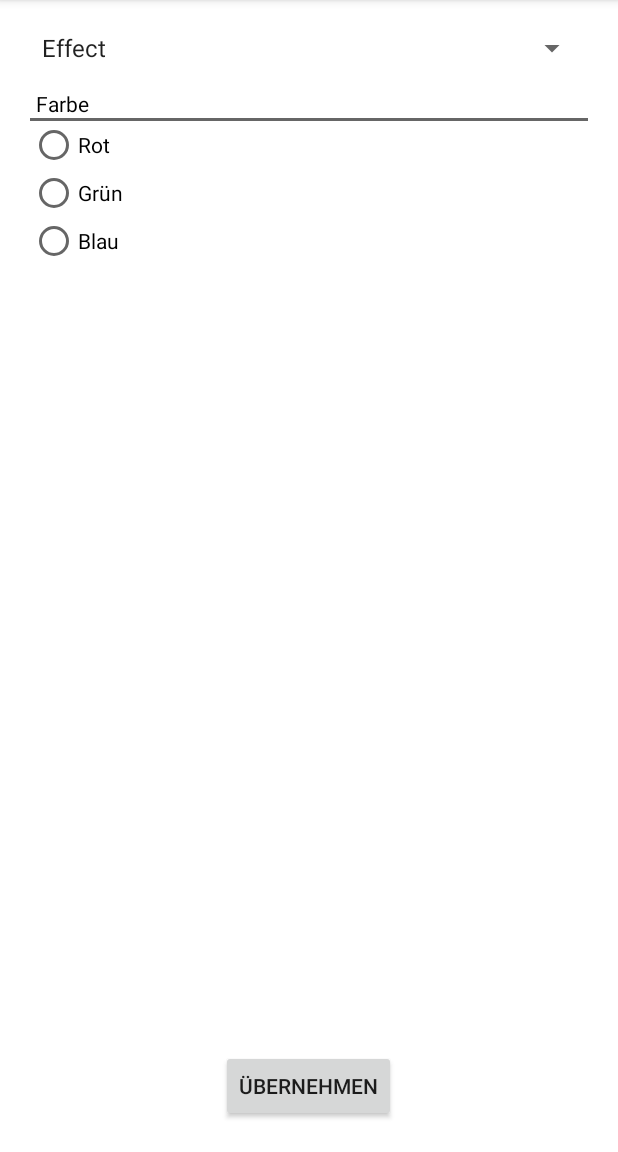
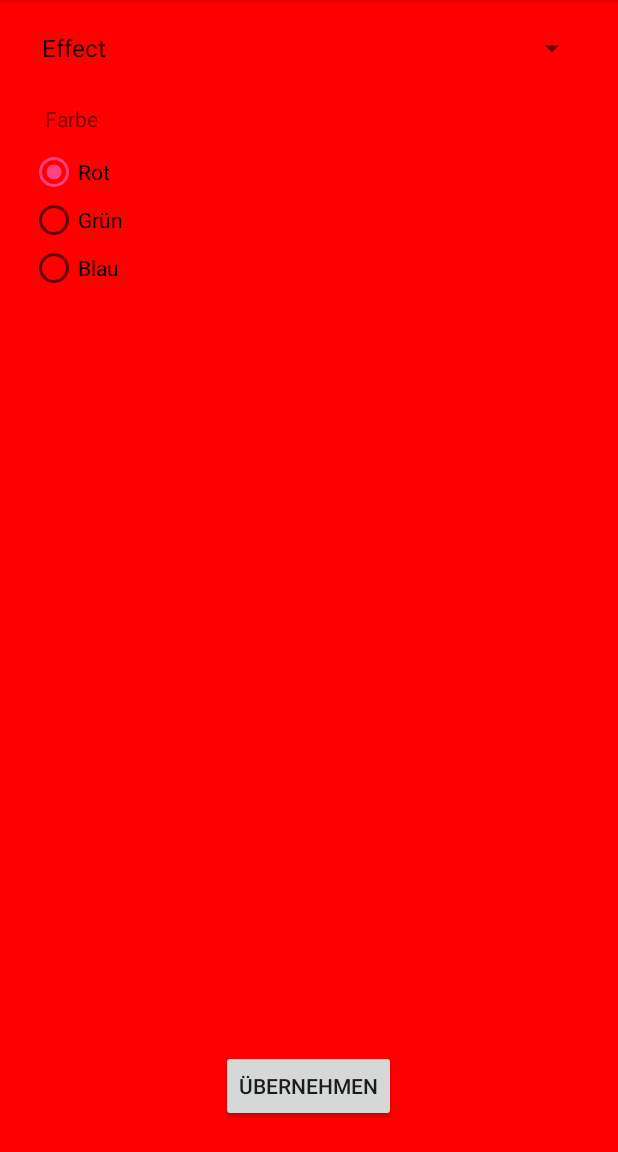
Before and after one commit to Zalia/Pacemaker, an Android app: the screen it shows after launch (MainActivity), on a phone screen of 412 x 824 dp, the part 84-1236 px from its top. Run offline under Robolectric (Android 15) with nearby library versions, the phone set to English and light mode, and no system bars.

Commit message:
completely reprogrammed GUI framework to now use fragments effect fullrainbow and colorpicker mode now all produce config strings and include all options (except for split) - no bluetooth yet.

```diff
--- a/app/build.gradle
+++ b/app/build.gradle
@@ -26,5 +26,5 @@ dependencies {
     })
     compile 'com.android.support:appcompat-v7:24.2.1'
     testCompile 'junit:junit:4.12'
-    compile 'com.github.QuadFlask:colorpicker:0.0.12'
+    compile 'com.github.QuadFlask:colorpicker:0.0.13'
 }
--- /dev/null
+++ b/app/src/main/java/zalia/pacemaker/EffectMode.java
@@ -0,0 +1,73 @@
+package zalia.pacemaker;
+
+import android.graphics.Color;
+import android.os.Bundle;
+import android.view.LayoutInflater;
+import android.view.View;
+import android.view.ViewGroup;
+import android.widget.RadioGroup;
+
+/**
+ * Created by Zalia on 18.02.2017.
+ */
+
+public class EffectMode extends PacemakerMode {
+
+    View root;
+    RadioGroup radio_group;
+    String active_color;
+
+    @Override
+    public View onCreateView(LayoutInflater inflater, ViewGroup parent, Bundle savedInstanceState){
+        return inflater.inflate(R.layout.effect_layout, parent, false);
+    }
+
+    @Override
+    public void onViewCreated(View view, Bundle savedInstanceState) {
+        //default settings
+        active_color = "r";
+
+        change_background(active_color);
+
+        //setup listeners
+        radio_group = (RadioGroup) view.findViewById(R.id.effect_color);
+        radio_group.setOnCheckedChangeListener(new RadioGroup.OnCheckedChangeListener() {
+            @Override
+            public void onCheckedChanged(RadioGroup group, int checkedId) {
+                switch(checkedId){
+                    case R.id.button_red: default:
+                        active_color = "r";
+                        break;
+                    case R.id.button_green:
+                        active_color = "g";
+                        break;
+                    case R.id.button_blue:
+                        active_color = "b";
+                        break;
+                }
+                change_background(active_color);
+            }
+        });
+    }
+
+    private void change_background(String color){
+        int c = Color.RED;
+        switch(color){
+            case "r":
+                c = Color.RED;
+                break;
+            case "g":
+                c = Color.GREEN;
+                break;
+            case "b":
+                c = Color.BLUE;
+                break;
+        }
+        ((MainActivity)getActivity()).change_background(c);
+    }
+
+    @Override
+    public String generate_configs() {
+        return "fillcolor:" + active_color;
+    }
+}
--- a/app/src/main/java/zalia/pacemaker/MainActivity.java
+++ b/app/src/main/java/zalia/pacemaker/MainActivity.java
@@ -1,71 +1,61 @@
 package zalia.pacemaker;
 
+import android.graphics.Color;
+import android.support.v4.app.FragmentTransaction;
 import android.support.v7.app.AppCompatActivity;
 import android.os.Bundle;
 import android.view.View;
 import android.view.ViewGroup;
 import android.widget.AdapterView;
+import android.widget.Button;
+import android.widget.RelativeLayout;
+import android.widget.SeekBar;
 import android.widget.Toast;
 import android.widget.Spinner;
 
-import com.flask.colorpicker.ColorPickerView;
-import com.flask.colorpicker.OnColorSelectedListener;
+import static android.R.attr.mode;
 
 public class MainActivity extends AppCompatActivity {
+
     private View root;
     private View modeView;
-    private int currentBackgroundColor = 0xffffffff;
+    private PacemakerMode active_mode;
 
     private Spinner spinner;
-    private ColorPickerView colorPickerView;
+    private Button commit_button;
 
     @Override
     protected void onCreate(Bundle savedInstanceState) {
         super.onCreate(savedInstanceState);
         setContentView(R.layout.activity_main);
-        root = findViewById(R.id.color_screen);
-        changeBackgroundColor(currentBackgroundColor);
 
+        root = findViewById(R.id.pacemaker_layout);
+
+        //setup mode selection dropdown menu
         spinner = (Spinner) findViewById(R.id.modes_dropdown);
         spinner.setOnItemSelectedListener(new AdapterView.OnItemSelectedListener() {
             @Override
-            public void onItemSelected(AdapterView<?> parent, View view, int position, long id) {
+            public void onItemSelected(AdapterView<?> parent, View view, int index, long id) {
                 ViewGroup modeViewHolder = (ViewGroup)findViewById(R.id.frame_layout);
-
-                toast("handling selected item");
                 if(modeView != null){
                     modeViewHolder.removeView(modeView);
                 }
 
-                int modeViewResId;
-                switch(position){
-                    case 0: default:
-                        modeViewResId = R.layout.effect_layout;
+                //load current mode's layout
+                FragmentTransaction ft = getSupportFragmentManager().beginTransaction();
+                switch(index){
+                    case 0:
+                        active_mode = new EffectMode();
                         break;
-                    case 1:
-                        modeViewResId = R.layout.full_rainbow_layout;
+                    case 1: default:
+                        active_mode = new FullRainbowMode();
                         break;
                     case 2:
-                        modeViewResId = R.layout.color_picker_layout;
+                        active_mode = new ColorPickerMode();
                         break;
                 }
-
-                modeView = getLayoutInflater().inflate(modeViewResId, null);
-                modeViewHolder.addView(modeView);
-                if(position == 2){
-                    toast("attempting to initialize color picker");
-                    colorPickerView = (ColorPickerView) findViewById(R.id.color_picker_view);
-                    colorPickerView.addOnColorSelectedListener(new OnColorSelectedListener() {
-                        @Override
-                        public void onColorSelected(int selectedColor) {
-                            Toast.makeText(
-                                    MainActivity.this,
-                                    "selectedColor: " + Integer.toHexString(selectedColor).toUpperCase(),
-                                    Toast.LENGTH_SHORT).show();
-                            changeBackgroundColor(selectedColor);
-                        }
-                    });
-                }
+                ft.replace(R.id.frame_layout, active_mode);
+                ft.commit();
             }
 
             @Override
@@ -74,16 +64,38 @@ public class MainActivity extends AppCompatActivity {
             }
         });
 
+        commit_button = (Button)findViewById(R.id.commit_button);
+        commit_button.setOnClickListener(new View.OnClickListener() {
+            @Override
+            public void onClick(View v) {
+                String config = active_mode.generate_configs();
+                send_config(config);
+            }
+        });
+
     }
 
-    private void changeBackgroundColor(int selectedColor) {
-        currentBackgroundColor = selectedColor;
-        root.setBackgroundColor(selectedColor);
+    public void change_background(int color){
+        root.setBackgroundColor(color);
     }
 
-    private void toast(String text) {
+    //bluetooth stuff
+    private void send_config(String config){
+        toast("Config commited: '" + config + "'");
+        return;
+    }
+
+    public void toast(String text) {
         Toast.makeText(this, text, Toast.LENGTH_SHORT).show();
     }
 
+    //utility method for all fragments that use progress bars
+    public static int normalize_progress(int progress, int min, int max){
+        double dmin = min;
+        double dmax = max;
+        double dprog = progress;
+        double result = dmin + (dmax-dmin)/(100/dprog);
+        return (int) Math.round(result);
+    }
 
 }
--- /dev/null
+++ b/app/src/main/java/zalia/pacemaker/PacemakerMode.java
@@ -0,0 +1,13 @@
+package zalia.pacemaker;
+
+import android.support.v4.app.Fragment;
+
+/**
+ * Created by Zalia on 17.02.2017.
+ */
+
+public abstract class PacemakerMode extends Fragment {
+
+    public abstract String generate_configs();
+
+}
--- a/app/src/main/res/layout/activity_main.xml
+++ b/app/src/main/res/layout/activity_main.xml
@@ -3,9 +3,9 @@
     xmlns:android="http://schemas.android.com/apk/res/android"
     android:layout_width="match_parent"
     android:layout_height="match_parent"
-    android:background="@drawable/background"
+    android:background="#ffffff"
     android:padding="20dp"
-    android:id="@+id/color_screen">
+    android:id="@+id/pacemaker_layout">
 
     <Spinner
         android:id="@+id/modes_dropdown"
--- a/app/src/main/res/layout/effect_layout.xml
+++ b/app/src/main/res/layout/effect_layout.xml
@@ -10,25 +10,29 @@
         android:layout_width="wrap_content"
         android:layout_height="wrap_content"
         android:text="Farbe"
-        android:textColor="#000"
-        android:layout_marginLeft="4dp"/>
+        android:padding="10dp" />
 
-    <View android:layout_width="fill_parent"
-        android:layout_height="2dip"
-        android:background="#666666" />
+    <!--<View android:layout_width="fill_parent"-->
+        <!--android:layout_height="2dip"-->
+        <!--android:background="#666666" />-->
 
     <RadioGroup
+        android:id="@+id/effect_color"
         android:layout_width="match_parent"
-        android:layout_height="wrap_content">
+        android:layout_height="wrap_content"
+        android:checkedButton="@+id/button_red">
         <RadioButton
+            android:id="@+id/button_red"
             android:layout_width="match_parent"
             android:layout_height="match_parent"
             android:text="Rot"/>
         <RadioButton
+            android:id="@+id/button_green"
             android:layout_width="match_parent"
             android:layout_height="match_parent"
             android:text="Grün"/>
         <RadioButton
+            android:id="@+id/button_blue"
             android:layout_width="match_parent"
             android:layout_height="match_parent"
             android:text="Blau"/>
```
Also changed, not shown: app/src/main/java/zalia/pacemaker/ColorPickerMode.java (added, +50 -0 lines), app/src/main/java/zalia/pacemaker/FullRainbowMode.java (added, +90 -0 lines), app/src/main/res/layout/full_rainbow_layout.xml (+28 -0 lines).
